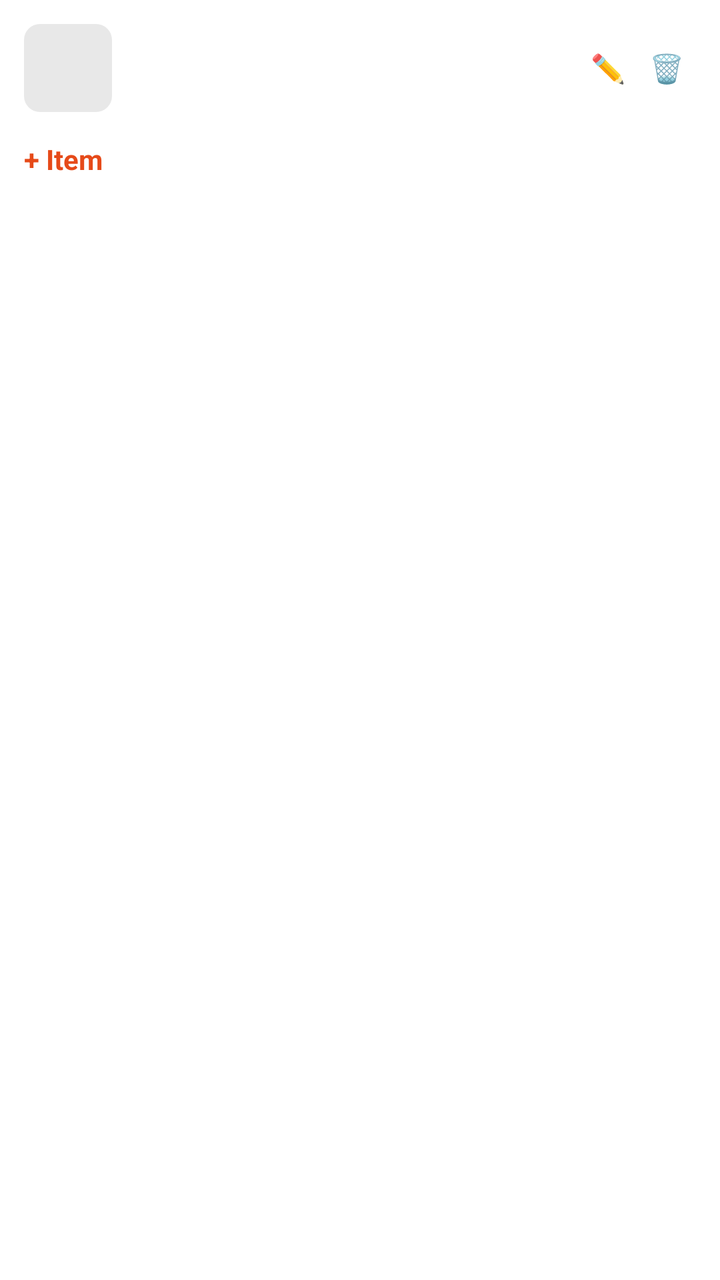
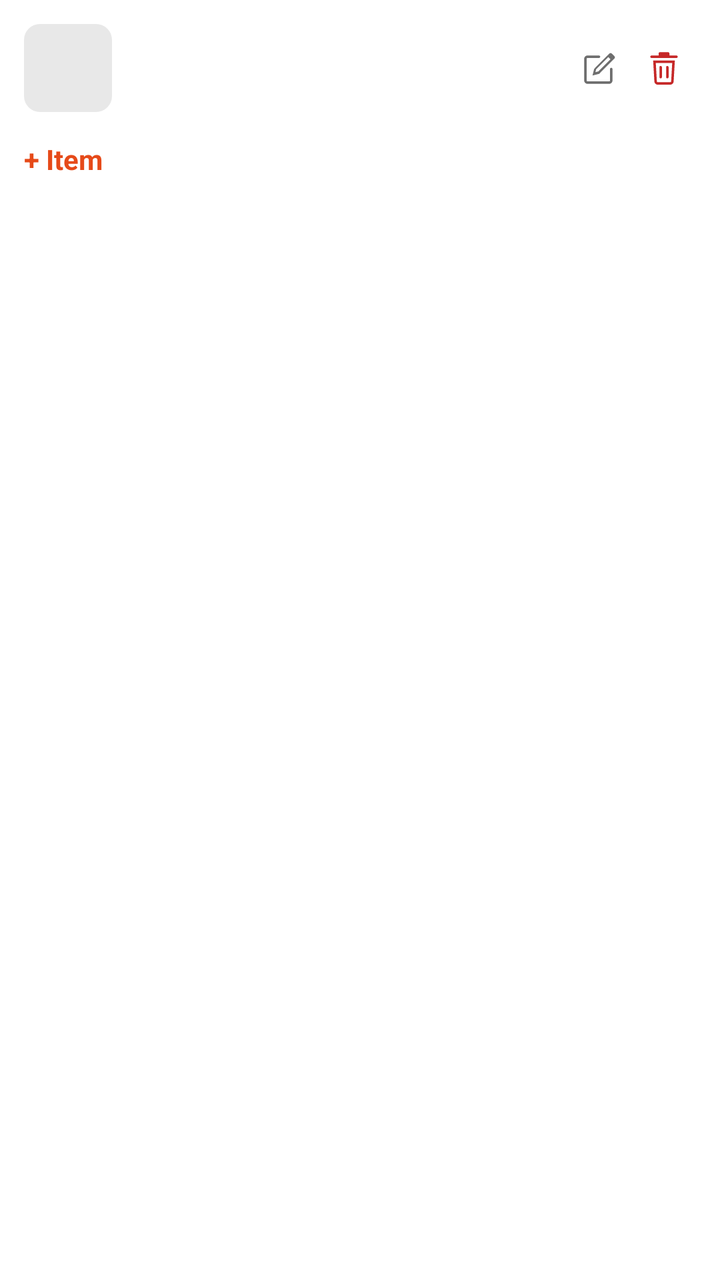

An Android layout rendered at two revisions. The XML below is the earlier revision; the diff shows what the commit changed to produce the second picture.
<!-- AndroidManifest.xml: application theme Theme.AnydropRestaurant -->
<!-- res/layout/item_menu_category.xml -->
<?xml version="1.0" encoding="utf-8"?>
<LinearLayout xmlns:android="http://schemas.android.com/apk/res/android"
    android:layout_width="match_parent"
    android:layout_height="wrap_content"
    android:orientation="vertical"
    android:background="@color/surface"
    android:layout_marginHorizontal="12dp"
    android:layout_marginTop="12dp"
    android:padding="12dp">

    <LinearLayout
        android:layout_width="match_parent"
        android:layout_height="wrap_content"
        android:orientation="horizontal"
        android:gravity="center_vertical">

        
        <TextView
            android:id="@+id/dragHandle"
            android:layout_width="wrap_content"
            android:layout_height="wrap_content"
            android:text="☰"
            android:textSize="18sp"
            android:textColor="@color/text_secondary"
            android:paddingEnd="10dp"
            android:visibility="gone" />

        
        <ImageView
            android:id="@+id/categoryThumb"
            android:layout_width="44dp"
            android:layout_height="44dp"
            android:layout_marginEnd="10dp"
            android:scaleType="centerCrop"
            android:background="@drawable/bg_skeleton_thumb"
            android:contentDescription="@null" />

        <TextView
            android:id="@+id/categoryNameText"
            android:layout_width="0dp"
            android:layout_height="wrap_content"
            android:layout_weight="1"
            android:textSize="16sp"
            android:textStyle="bold"
            android:textColor="@color/text_primary" />

        <TextView
            android:id="@+id/categoryItemCountText"
            android:layout_width="wrap_content"
            android:layout_height="wrap_content"
            android:textSize="12sp"
            android:textColor="@color/text_secondary"
            android:paddingEnd="10dp" />

        <TextView
            android:id="@+id/btnEditCategory"
            android:layout_width="wrap_content"
            android:layout_height="wrap_content"
            android:text="✏️"
            android:padding="6dp" />

        <TextView
            android:id="@+id/btnDeleteCategory"
            android:layout_width="wrap_content"
            android:layout_height="wrap_content"
            android:text="🗑️"
            android:padding="6dp" />
    </LinearLayout>

    <androidx.recyclerview.widget.RecyclerView
        android:id="@+id/itemsRecycler"
        android:layout_width="match_parent"
        android:layout_height="wrap_content"
        android:layout_marginTop="6dp"
        android:nestedScrollingEnabled="false" />

    <TextView
        android:id="@+id/emptyItemsText"
        android:layout_width="match_parent"
        android:layout_height="wrap_content"
        android:text="@string/empty_items_in_category"
        android:textColor="@color/text_secondary"
        android:textSize="13sp"
        android:paddingVertical="8dp"
        android:visibility="gone" />

    <TextView
        android:id="@+id/btnAddItem"
        android:layout_width="wrap_content"
        android:layout_height="wrap_content"
        android:text="@string/btn_add_item"
        android:textColor="@color/anydrop_primary"
        android:textStyle="bold"
        android:paddingTop="8dp" />

</LinearLayout>
<!-- resources referenced by this layout -->
<resources>
  <!-- unchanged entries left out for length: 14 -->
</resources>

<!-- the commit's change to res/layout/item_menu_category.xml (unified diff, before → after) -->
@@ -1,5 +1,6 @@
 <?xml version="1.0" encoding="utf-8"?>
 <LinearLayout xmlns:android="http://schemas.android.com/apk/res/android"
+    xmlns:app="http://schemas.android.com/apk/res-auto"
     android:layout_width="match_parent"
     android:layout_height="wrap_content"
     android:orientation="vertical"
@@ -15,14 +16,14 @@
         android:gravity="center_vertical">
 
         
-        <TextView
+        <ImageView
             android:id="@+id/dragHandle"
-            android:layout_width="wrap_content"
-            android:layout_height="wrap_content"
-            android:text="☰"
-            android:textSize="18sp"
-            android:textColor="@color/text_secondary"
-            android:paddingEnd="10dp"
+            android:layout_width="24dp"
+            android:layout_height="24dp"
+            android:padding="3dp"
+            android:src="@drawable/ic_drag_handle"
+            app:tint="@color/text_secondary"
+            android:contentDescription="@string/menu_reorder_hint"
             android:visibility="gone" />
 
         
@@ -52,19 +53,26 @@
             android:textColor="@color/text_secondary"
             android:paddingEnd="10dp" />
 
-        <TextView
+        
+        <ImageView
             android:id="@+id/btnEditCategory"
-            android:layout_width="wrap_content"
-            android:layout_height="wrap_content"
-            android:text="✏️"
-            android:padding="6dp" />
+            android:layout_width="32dp"
+            android:layout_height="32dp"
+            android:padding="6dp"
+            android:src="@drawable/ic_edit"
+            app:tint="@color/text_secondary"
+            android:background="?attr/selectableItemBackgroundBorderless"
+            android:contentDescription="@string/btn_edit_category" />
 
-        <TextView
+        <ImageView
             android:id="@+id/btnDeleteCategory"
-            android:layout_width="wrap_content"
-            android:layout_height="wrap_content"
-            android:text="🗑️"
-            android:padding="6dp" />
+            android:layout_width="32dp"
+            android:layout_height="32dp"
+            android:padding="6dp"
+            android:src="@drawable/ic_delete"
+            app:tint="@color/nonveg_red"
+            android:background="?attr/selectableItemBackgroundBorderless"
+            android:contentDescription="@string/btn_delete_category" />
     </LinearLayout>
 
     <androidx.recyclerview.widget.RecyclerView
<!-- resource entries referenced after the edit -->
@@ -1,5 +1,69 @@
 <!-- resources referenced by this layout -->
 <resources>
+  <color name="nonveg_red">#C62828</color>
+  <!-- drawable ic_delete (drawable) -->
+  <vector xmlns:android="http://schemas.android.com/apk/res/android"
+      android:width="24dp"
+      android:height="24dp"
+      android:viewportWidth="24"
+      android:viewportHeight="24"
+      android:tint="?attr/colorControlNormal">
+      <path
+          android:fillColor="#FF000000"
+          android:pathData="M9.5,2.5 L14.5,2.5 C14.91,2.5 15.25,2.84 15.25,3.25 L15.25,4.5 L19.5,4.5 C19.91,4.5 20.25,4.84 20.25,5.25 C20.25,5.66 19.91,6 19.5,6 L4.5,6 C4.09,6 3.75,5.66 3.75,5.25 C3.75,4.84 4.09,4.5 4.5,4.5 L8.75,4.5 L8.75,3.25 C8.75,2.84 9.09,2.5 9.5,2.5 Z M10.25,4 L13.75,4 L13.75,4 L10.25,4 Z" />
+      <path
+          android:fillColor="#FF000000"
+          android:pathData="M5.5,7.5 L18.5,7.5 L17.79,20.09 C17.72,21.19 16.81,22 15.7,22 L8.3,22 C7.19,22 6.28,21.19 6.21,20.09 L5.5,7.5 Z M7.09,9 L7.7,20 C7.72,20.29 7.96,20.5 8.25,20.5 L15.75,20.5 C16.04,20.5 16.28,20.29 16.3,20 L16.91,9 L7.09,9 Z" />
+      <path
+          android:fillColor="#FF000000"
+          android:pathData="M10,10.75 C10.41,10.75 10.75,11.09 10.75,11.5 L10.75,17.5 C10.75,17.91 10.41,18.25 10,18.25 C9.59,18.25 9.25,17.91 9.25,17.5 L9.25,11.5 C9.25,11.09 9.59,10.75 10,10.75 Z" />
+      <path
+          android:fillColor="#FF000000"
+          android:pathData="M14,10.75 C14.41,10.75 14.75,11.09 14.75,11.5 L14.75,17.5 C14.75,17.91 14.41,18.25 14,18.25 C13.59,18.25 13.25,17.91 13.25,17.5 L13.25,11.5 C13.25,11.09 13.59,10.75 14,10.75 Z" />
+  </vector>
+  <!-- drawable ic_drag_handle (drawable) -->
+  <vector xmlns:android="http://schemas.android.com/apk/res/android"
+      android:width="24dp"
+      android:height="24dp"
+      android:viewportWidth="24"
+      android:viewportHeight="24"
+      android:tint="?attr/colorControlNormal">
+      <path
+          android:fillColor="#FF000000"
+          android:pathData="M9,6 C9,6.83 8.33,7.5 7.5,7.5 C6.67,7.5 6,6.83 6,6 C6,5.17 6.67,4.5 7.5,4.5 C8.33,4.5 9,5.17 9,6 Z" />
+      <path
+          android:fillColor="#FF000000"
+          android:pathData="M18,6 C18,6.83 17.33,7.5 16.5,7.5 C15.67,7.5 15,6.83 15,6 C15,5.17 15.67,4.5 16.5,4.5 C17.33,4.5 18,5.17 18,6 Z" />
+      <path
+          android:fillColor="#FF000000"
+          android:pathData="M9,12 C9,12.83 8.33,13.5 7.5,13.5 C6.67,13.5 6,12.83 6,12 C6,11.17 6.67,10.5 7.5,10.5 C8.33,10.5 9,11.17 9,12 Z" />
+      <path
+          android:fillColor="#FF000000"
+          android:pathData="M18,12 C18,12.83 17.33,13.5 16.5,13.5 C15.67,13.5 15,12.83 15,12 C15,11.17 15.67,10.5 16.5,10.5 C17.33,10.5 18,11.17 18,12 Z" />
+      <path
+          android:fillColor="#FF000000"
+          android:pathData="M9,18 C9,18.83 8.33,19.5 7.5,19.5 C6.67,19.5 6,18.83 6,18 C6,17.17 6.67,16.5 7.5,16.5 C8.33,16.5 9,17.17 9,18 Z" />
+      <path
+          android:fillColor="#FF000000"
+          android:pathData="M18,18 C18,18.83 17.33,19.5 16.5,19.5 C15.67,19.5 15,18.83 15,18 C15,17.17 15.67,16.5 16.5,16.5 C17.33,16.5 18,17.17 18,18 Z" />
+  </vector>
+  <!-- drawable ic_edit (drawable) -->
+  <vector xmlns:android="http://schemas.android.com/apk/res/android"
+      android:width="24dp"
+      android:height="24dp"
+      android:viewportWidth="24"
+      android:viewportHeight="24"
+      android:tint="?attr/colorControlNormal">
+      <path
+          android:fillColor="#FF000000"
+          android:pathData="M17.66,3.34 C18.05,2.95 18.68,2.95 19.07,3.34 L20.66,4.93 C21.05,5.32 21.05,5.95 20.66,6.34 L11.5,15.5 L7.5,16.5 L8.5,12.5 L17.66,3.34 Z M16.96,5.46 L9.68,12.74 L9.24,14.5 L11,14.06 L18.28,6.78 L16.96,5.46 Z" />
+      <path
+          android:fillColor="#FF000000"
+          android:pathData="M4.5,6 C4.22,6 4,6.22 4,6.5 L4,19.5 C4,19.78 4.22,20 4.5,20 L17.5,20 C17.78,20 18,19.78 18,19.5 L18,12.6 C18,12.19 18.34,11.85 18.75,11.85 C19.16,11.85 19.5,12.19 19.5,12.6 L19.5,19.5 C19.5,20.6 18.6,21.5 17.5,21.5 L4.5,21.5 C3.4,21.5 2.5,20.6 2.5,19.5 L2.5,6.5 C2.5,5.4 3.4,4.5 4.5,4.5 L11.4,4.5 C11.81,4.5 12.15,4.84 12.15,5.25 C12.15,5.66 11.81,6 11.4,6 L4.5,6 Z" />
+  </vector>
+  <string name="btn_delete_category">Delete category</string>
+  <string name="btn_edit_category">Edit category</string>
+  <string name="menu_reorder_hint">Drag to reorder categories</string>
   <!-- unchanged entries left out for length: 14 -->
 </resources>
 
